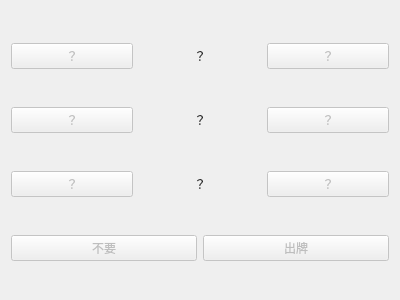
First picture: the form in ui/Game.ui, repository UNIDY2002/Doudizhu, before the edit.
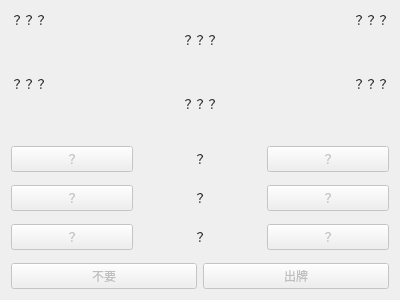
Second picture: the form after the edit.

Commit message: Show more information on screen.

Patch:
```diff
--- a/ui/Game.ui
+++ b/ui/Game.ui
@@ -14,6 +14,74 @@
    <string>斗地主</string>
   </property>
   <layout class="QVBoxLayout" name="verticalLayout">
+   <item>
+    <layout class="QHBoxLayout" name="meta">
+     <item>
+      <widget class="QLabel" name="upper">
+       <property name="text">
+        <string>？？？</string>
+       </property>
+       <property name="alignment">
+        <set>Qt::AlignLeft</set>
+       </property>
+      </widget>
+     </item>
+     <item>
+      <widget class="QLabel" name="dipai">
+       <property name="text">
+        <string>？？？</string>
+       </property>
+       <property name="alignment">
+        <set>Qt::AlignCenter</set>
+       </property>
+      </widget>
+     </item>
+     <item>
+      <widget class="QLabel" name="lower">
+       <property name="text">
+        <string>？？？</string>
+       </property>
+       <property name="alignment">
+        <set>Qt::AlignRight</set>
+       </property>
+      </widget>
+     </item>
+    </layout>
+   </item>
+   <item>
+    <layout class="QHBoxLayout" name="messages">
+     <item>
+      <widget class="QLabel" name="upperMessage">
+       <property name="text">
+        <string>？？？</string>
+       </property>
+       <property name="alignment">
+        <set>Qt::AlignLeft</set>
+       </property>
+      </widget>
+     </item>
+     <item>
+      <widget class="QLabel" name="myMessage">
+       <property name="text">
+        <string>？？？</string>
+       </property>
+       <property name="alignment">
+        <set>Qt::AlignCenter</set>
+       </property>
+      </widget>
+     </item>
+     <item>
+      <widget class="QLabel" name="lowerMessage">
+       <property name="text">
+        <string>？？？</string>
+       </property>
+       <property name="alignment">
+        <set>Qt::AlignRight</set>
+       </property>
+      </widget>
+     </item>
+    </layout>
+   </item>
    <item>
     <spacer name="spacer0">
      <property name="orientation">
```
The commit also changes 5 other files.
